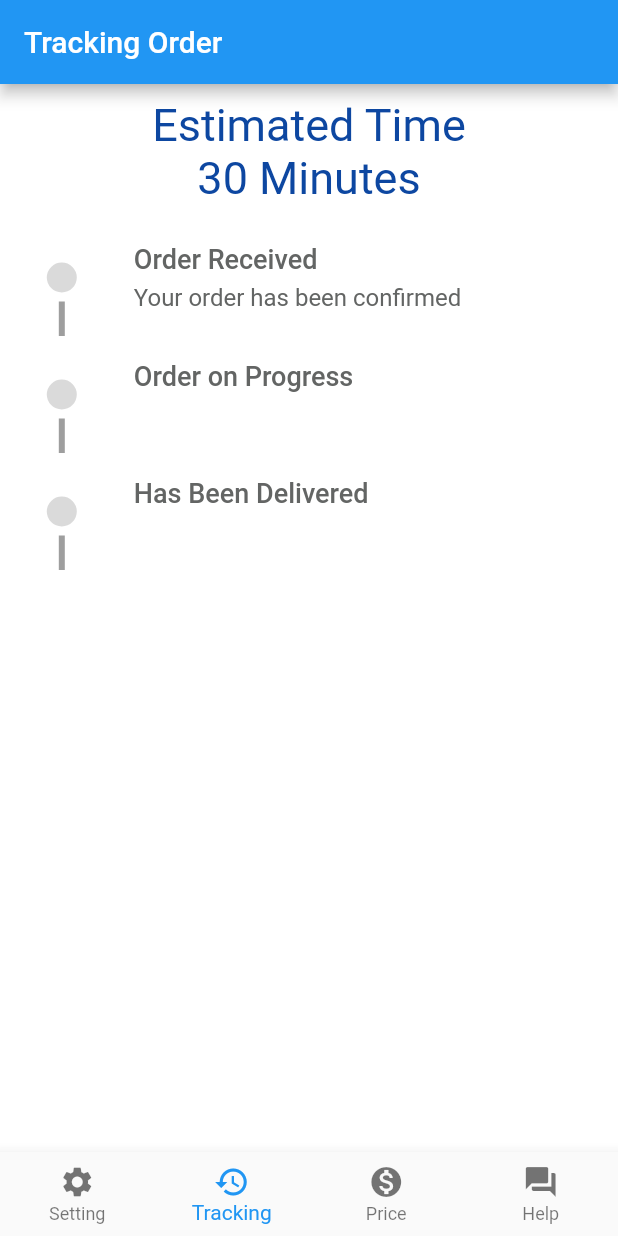
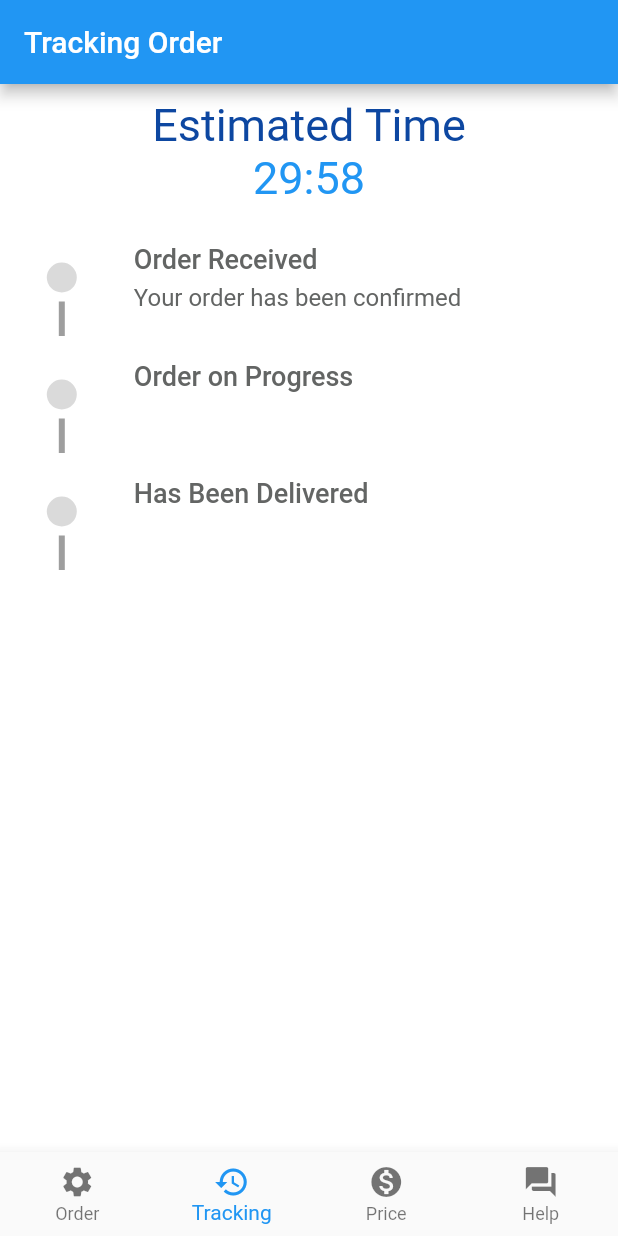
Before and after one commit to fauzipradipta/ProfessionalLaundry, a Flutter app: the Mainpage screen opened directly, item 2 of the bottom bar chosen, on a phone screen of 412 x 824 dp. Run offline on Flutter 3.47's test engine with Material 2 defaults, Android fonts, the phone set to English and light mode, and no system bars; drawn by our look-alikes of timeline_tile; our stand-ins replace cloud_firestore, firebase_auth, firebase_core, firebase_database, google_fonts; accounts and stored records are empty; Roboto replaces fonts that are missing (Yantramanav).

Commit message:
Update Tracking Page

```diff
--- a/lib/Screens/Mainpage.dart
+++ b/lib/Screens/Mainpage.dart
@@ -40,7 +40,7 @@ class _MainpageState extends State<Mainpage> {
            BottomNavigationBarItem(
               icon: Icon(Icons.settings),
               // ignore: deprecated_member_use
-              title: Text("Setting"),
+              title: Text("Order"),
               backgroundColor: Colors.black),
 
           BottomNavigationBarItem(
--- a/lib/Screens/TrackingPage.dart
+++ b/lib/Screens/TrackingPage.dart
@@ -16,7 +16,7 @@ class TrackingPage extends StatefulWidget {
   _TrackingPageState createState() => _TrackingPageState();
 }
 
-class _TrackingPageState extends State<TrackingPage> {
+class _TrackingPageState extends State<TrackingPage> with TickerProviderStateMixin{
 
   // int current_step = 0;
   // List<Step> steps = [
@@ -37,6 +37,37 @@ class _TrackingPageState extends State<TrackingPage> {
   //       isActive: false,
   //     )
   // ];
+  //int _counter = 0;
+  AnimationController _controller;
+  int levelClock = 1800;
+
+  // void _incrementCounter(){
+  //   setState(() {
+  //     _counter++;
+  //   });
+  // }
+
+   @override
+  void dispose() {
+    _controller.dispose();
+    super.dispose();
+  }
+
+  @override
+  void initState() {
+    super.initState();
+
+    _controller = AnimationController(
+        vsync: this,
+        duration: Duration(
+            seconds:
+                levelClock) // gameData.levelClock is a user entered number elsewhere in the applciation
+        );
+
+    _controller.forward();
+  }
+
+
   @override
   Widget build(BuildContext context) {
     //Date and Time
@@ -66,12 +97,20 @@ class _TrackingPageState extends State<TrackingPage> {
                            ),
                           ),
 
-                          Text('30 Minutes',
-                           style: GoogleFonts.yantramanav(
-                           color: Colors.blue[900],
-                           fontSize: 30,
+                          // Text('30 Minutes',
+                          //  style: GoogleFonts.yantramanav(
+                          //  color: Colors.blue[900],
+                          //  fontSize: 30,
+                          // ),
+                          //)
+
+                          //Countdown
+                           Countdown(
+                            animation: StepTween(
+                              begin: levelClock, // THIS IS A USER ENTERED NUMBER
+                              end: 0,
+                            ).animate(_controller),
                           ),
-                        )
 
                       ],
                     )
@@ -202,4 +241,32 @@ class _RightChild extends StatelessWidget {
       ),
     );
   }
+
 }
+
+// ignore: must_be_immutable
+class Countdown extends AnimatedWidget {
+  Countdown({Key key, this.animation}) : super(key: key, listenable: animation);
+  Animation<int> animation;
+
+  @override
+  build(BuildContext context) {
+    Duration clockTimer = Duration(seconds: animation.value);
+
+    String timerText =
+        '${clockTimer.inMinutes.remainder(60).toString()}:${clockTimer.inSeconds.remainder(60).toString().padLeft(2, '0')}';
+
+    print('animation.value  ${animation.value} ');
+    print('inMinutes ${clockTimer.inMinutes.toString()}');
+    print('inSeconds ${clockTimer.inSeconds.toString()}');
+    print('inSeconds.remainder ${clockTimer.inSeconds.remainder(60).toString()}');
+
+    return Text(
+      "$timerText",
+      style: TextStyle(
+        fontSize: 30,
+        color: Theme.of(context).primaryColor,
+      ),
+    );
+  }
+}
```
